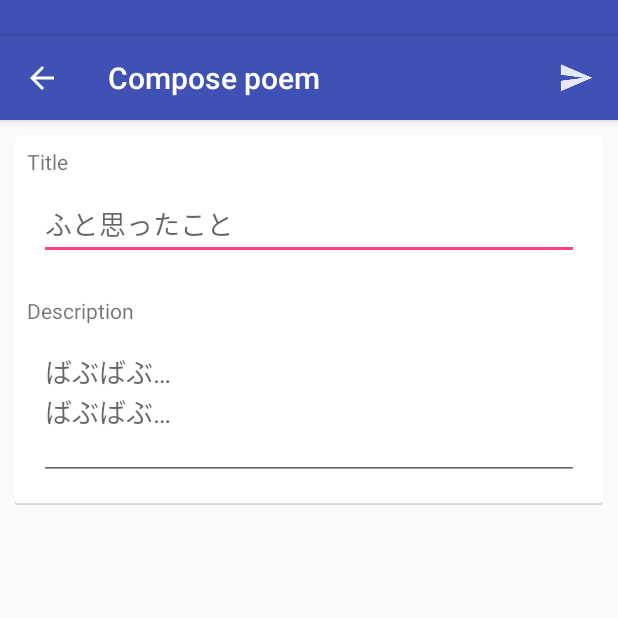
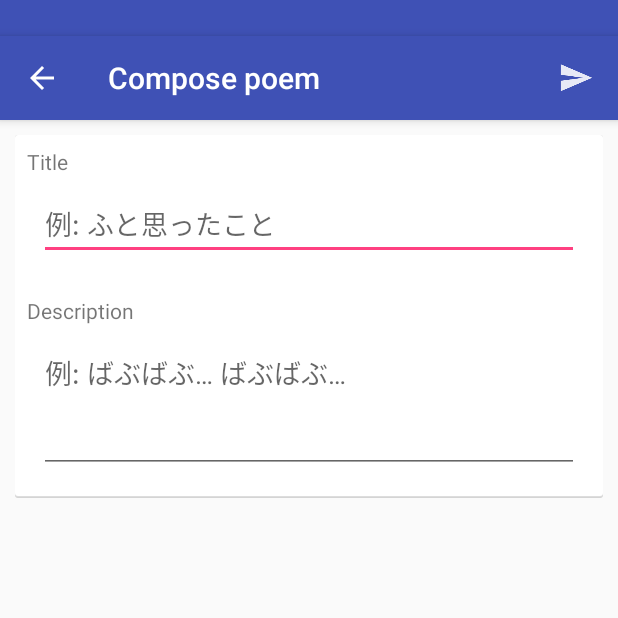
Before and after one commit to CWPoemDev/nasulog_android, an Android app: the ComposePoemActivity screen opened directly, with no data from a screen before it, on a phone screen of 412 x 824 dp, the top half of it. Run offline under Robolectric (Android 15) with nearby library versions, the phone set to English and light mode, and no system bars; libraries missing offline, so code that uses them is left out: io.realm.

Commit message:
レイアウトを微修正

```diff
--- a/app/src/main/res/layout/compose_poem_screen.xml
+++ b/app/src/main/res/layout/compose_poem_screen.xml
@@ -41,9 +41,9 @@
                     android:id="@+id/editor_title"
                     android:layout_width="match_parent"
                     android:layout_height="wrap_content"
-                    android:maxLines="1"
                     android:layout_margin="8dp"
-                    android:hint="ふと思ったこと"/>
+                    android:hint="例: ふと思ったこと"
+                    android:singleLine="true"/>
 
                 <TextView
                     android:layout_width="match_parent"
@@ -56,7 +56,7 @@
                     android:layout_height="wrap_content"
                     android:minLines="3"
                     android:layout_margin="8dp"
-                    android:hint="ばぶばぶ…\nばぶばぶ…"
+                    android:hint="例: ばぶばぶ… ばぶばぶ…"
                     android:gravity="top"/>
 
             </LinearLayout>
```
